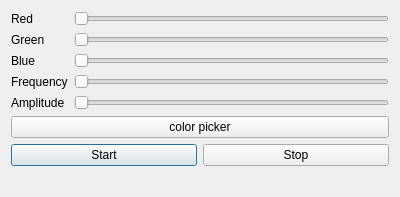
First picture: the form in ambilight-gui/backlightdialog.ui, repository enra64/PalliLux, before the edit.
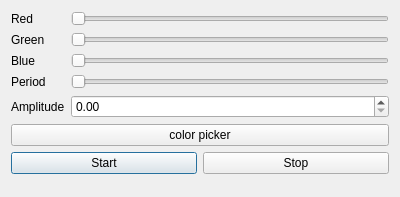
Second picture: the form after the edit.

```diff
--- a/ambilight-gui/backlightdialog.ui
+++ b/ambilight-gui/backlightdialog.ui
@@ -107,7 +107,7 @@
    <item row="3" column="0">
     <widget class="QLabel" name="label_4">
      <property name="text">
-      <string>Frequency</string>
+      <string>Period</string>
      </property>
     </widget>
    </item>
@@ -125,16 +125,6 @@
      </property>
     </widget>
    </item>
-   <item row="4" column="1">
-    <widget class="QSlider" name="backlightControlAmplitudeSlider">
-     <property name="maximum">
-      <number>128</number>
-     </property>
-     <property name="orientation">
-      <enum>Qt::Horizontal</enum>
-     </property>
-    </widget>
-   </item>
    <item row="6" column="0" colspan="2">
     <widget class="QPushButton" name="backlightControlColorPickerButton">
      <property name="text">
@@ -142,6 +132,16 @@
      </property>
     </widget>
    </item>
+   <item row="4" column="1">
+    <widget class="QDoubleSpinBox" name="backlightControlAmplitudeSpinbox">
+     <property name="maximum">
+      <double>2.000000000000000</double>
+     </property>
+     <property name="singleStep">
+      <double>0.050000000000000</double>
+     </property>
+    </widget>
+   </item>
   </layout>
  </widget>
  <resources/>
```
